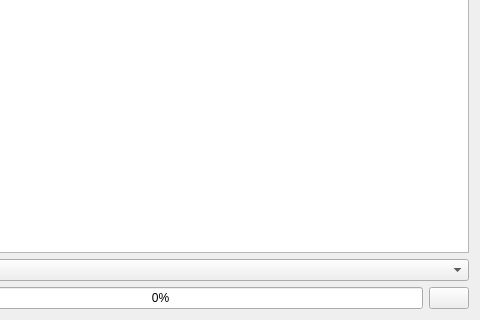
Old version of the form src/airunner/widgets/llm/templates/chat_prompt.ui in the repository Capsize-Games/airunner; both pictures show x 199 to 679 and y 724 to 1044 of the 679 by 1044 pixel window.
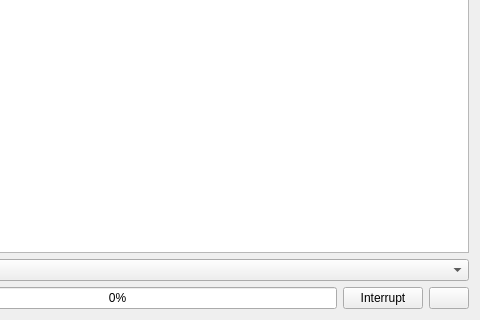
New version of the form. Icons and pictures are not drawn.

Commit message: Adds the ability to interrupt with voice

The edit to the form file:
```diff
--- a/src/airunner/widgets/llm/templates/chat_prompt.ui
+++ b/src/airunner/widgets/llm/templates/chat_prompt.ui
@@ -33,6 +33,13 @@
        </property>
       </widget>
      </item>
+     <item>
+      <widget class="QPushButton" name="pushButton">
+       <property name="text">
+        <string>Interrupt</string>
+       </property>
+      </widget>
+     </item>
      <item>
       <widget class="QPushButton" name="clear_conversatiion_button">
        <property name="toolTip">
```
Left out of the diff: 17 changed lines with no effect on the pictures. The commit also changes 11 other files.
